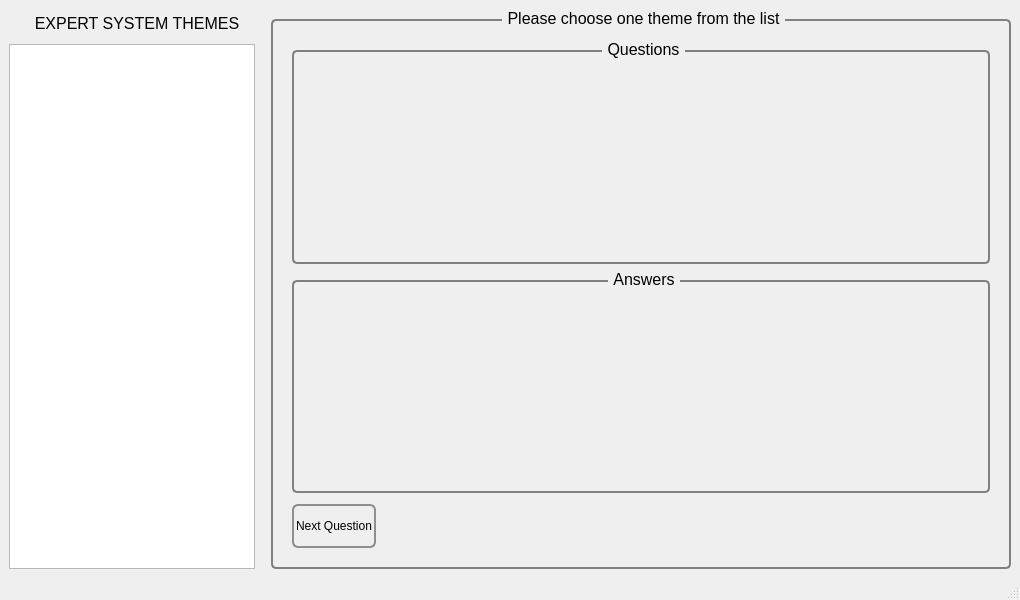
This is GUI/MainWindow.ui in bronya2057/ExpertSystemPyLab as Qt 5 draws it before an edit. The edited form follows.
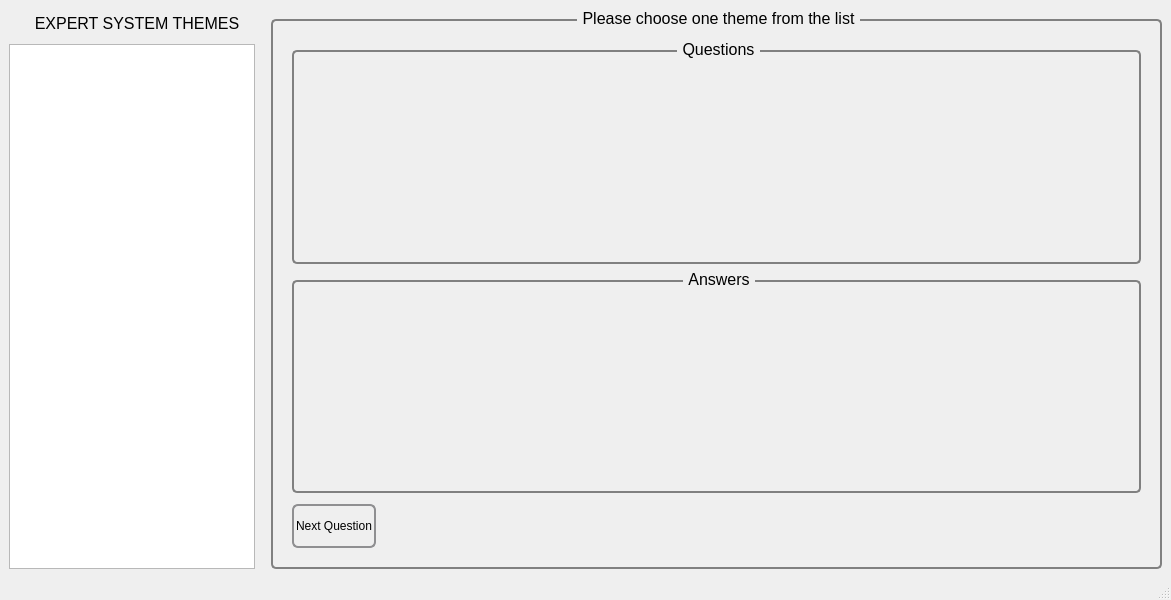
This is the edited form. Icons and pictures are not drawn.

Patch:
```diff
--- a/GUI/MainWindow.ui
+++ b/GUI/MainWindow.ui
@@ -6,12 +6,12 @@
    <rect>
     <x>0</x>
     <y>0</y>
-    <width>1020</width>
+    <width>1171</width>
     <height>600</height>
    </rect>
   </property>
   <property name="sizePolicy">
-   <sizepolicy hsizetype="Preferred" vsizetype="Fixed">
+   <sizepolicy hsizetype="Fixed" vsizetype="Fixed">
     <horstretch>0</horstretch>
     <verstretch>0</verstretch>
    </sizepolicy>
@@ -262,6 +262,12 @@
          <layout class="QVBoxLayout" name="verticalLayout_2">
           <item>
            <widget class="QLabel" name="lblQuestion">
+            <property name="sizePolicy">
+             <sizepolicy hsizetype="Minimum" vsizetype="Minimum">
+              <horstretch>0</horstretch>
+              <verstretch>0</verstretch>
+             </sizepolicy>
+            </property>
             <property name="styleSheet">
              <string notr="true"/>
             </property>
```
Left out of the diff: 2 changed lines with no effect on the pictures.
